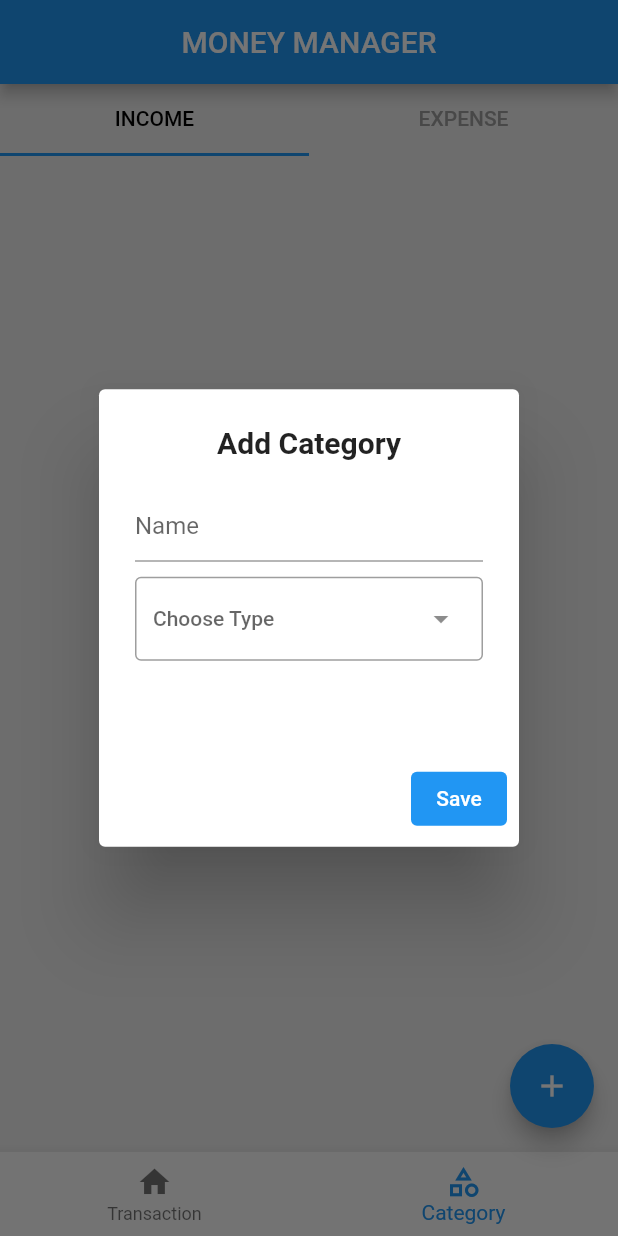
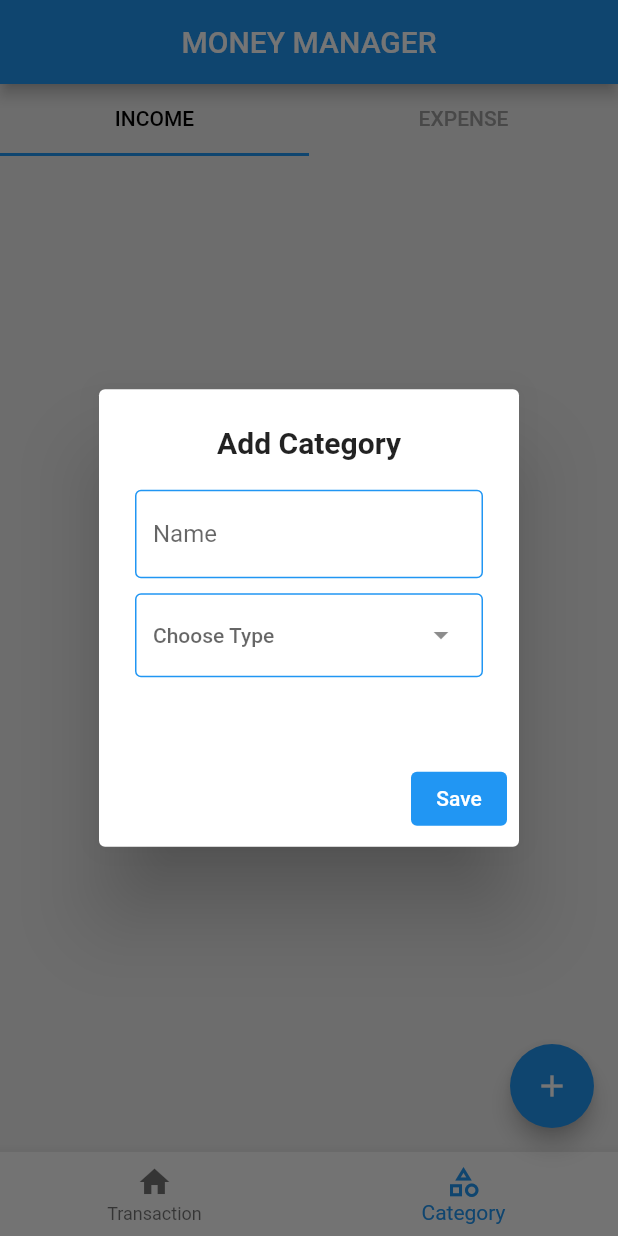
Before and after one commit to robinbaby007/money_management, a Flutter app: the screen it shows after launch, item 2 of the bottom bar chosen, after a tap on the "add" icon, on a phone screen of 412 x 824 dp. Run offline on Flutter 3.47's test engine with Material 2 defaults, Android fonts, the phone set to English and light mode, and no system bars; our stand-ins replace sqflite; missing offline and left inert: dart:ffi; accounts and stored records are empty.

Commit message:
popup design changed

```diff
--- a/lib/screens/diaglog/add_category_dialog.dart
+++ b/lib/screens/diaglog/add_category_dialog.dart
@@ -8,7 +8,7 @@ class Dialogs extends CategoryDbFunctionsImpl {
   Future<void> addCategoryDialog(BuildContext context) {
     int categoryType = 0;
 
-    TextEditingController _controller = TextEditingController();
+    TextEditingController controller = TextEditingController();
 
     return showDialog(
       context: context,
@@ -24,11 +24,17 @@ class Dialogs extends CategoryDbFunctionsImpl {
             child: Column(
               children: [
                 TextField(
-                    controller: _controller,
-                    decoration: const InputDecoration(hintText: "Name"),
+                  controller: controller,
+                  decoration: const InputDecoration(
+                      hintText: "Name",
+                      border: boarderProperty,
+                      enabledBorder: boarderProperty),
                 ),
                 const SizedBox(height: 10),
                 DropdownMenu(
+                  inputDecorationTheme: const InputDecorationTheme(
+                    enabledBorder: boarderProperty,
+                  ),
                   hintText: "Choose Type",
                   width: MediaQuery.of(context).size.width * .60,
                   dropdownMenuEntries: [
@@ -53,15 +59,14 @@ class Dialogs extends CategoryDbFunctionsImpl {
               ),
               onPressed: () {
                 CategoryModel newCategory = CategoryModel(
-                      name: _controller.text,
-                      type: categoryType,
-                      isAvailable: 1);
+                    name: controller.text, type: categoryType, isAvailable: 1);
                 addToCategory(newCategory);
                 Navigator.of(context).pop();
               },
             ),
           ],
         );
-        });
+      },
+    );
   }
 }
--- a/lib/utils/const.dart
+++ b/lib/utils/const.dart
@@ -2,9 +2,11 @@ import 'package:flutter/material.dart';
 
 const String categoryTable = "Category";
 
-
 const List<DropdownMenuEntry> categoryDropList = [
   DropdownMenuEntry(value: 0, label: 'Expense'),
   DropdownMenuEntry(value: 1, label: 'Income'),
+];
 
-];
+const OutlineInputBorder boarderProperty = OutlineInputBorder(
+  borderSide: BorderSide(color: Colors.blue),
+);
```
Lines whose indentation alone changed are shown as unchanged.
